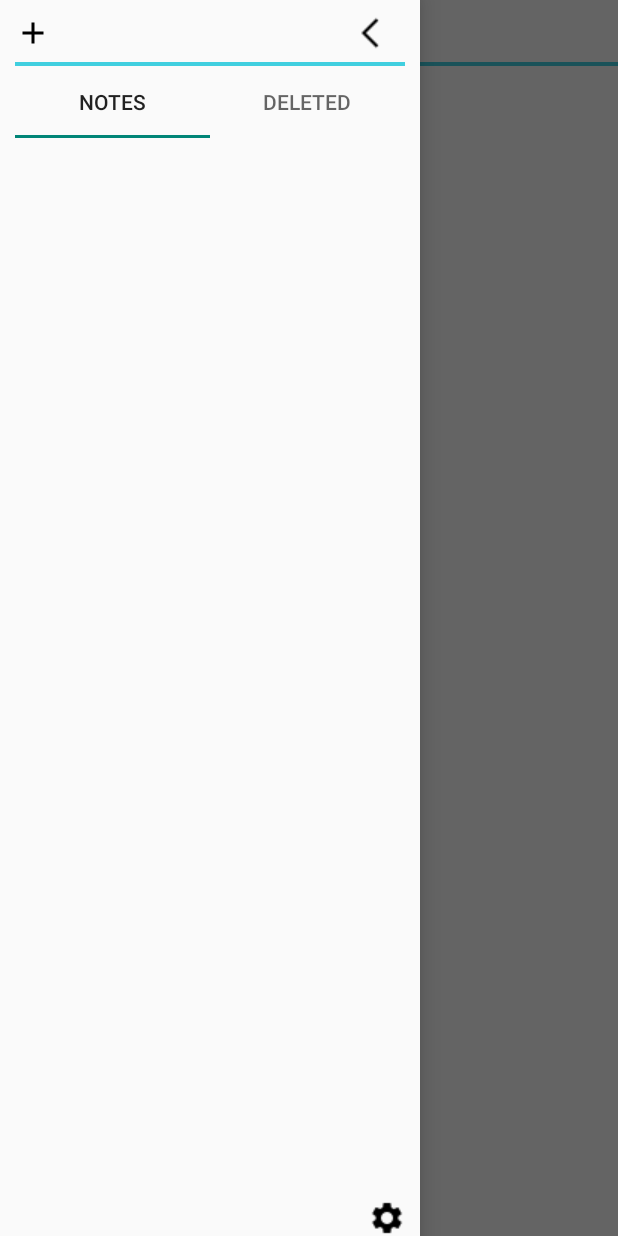
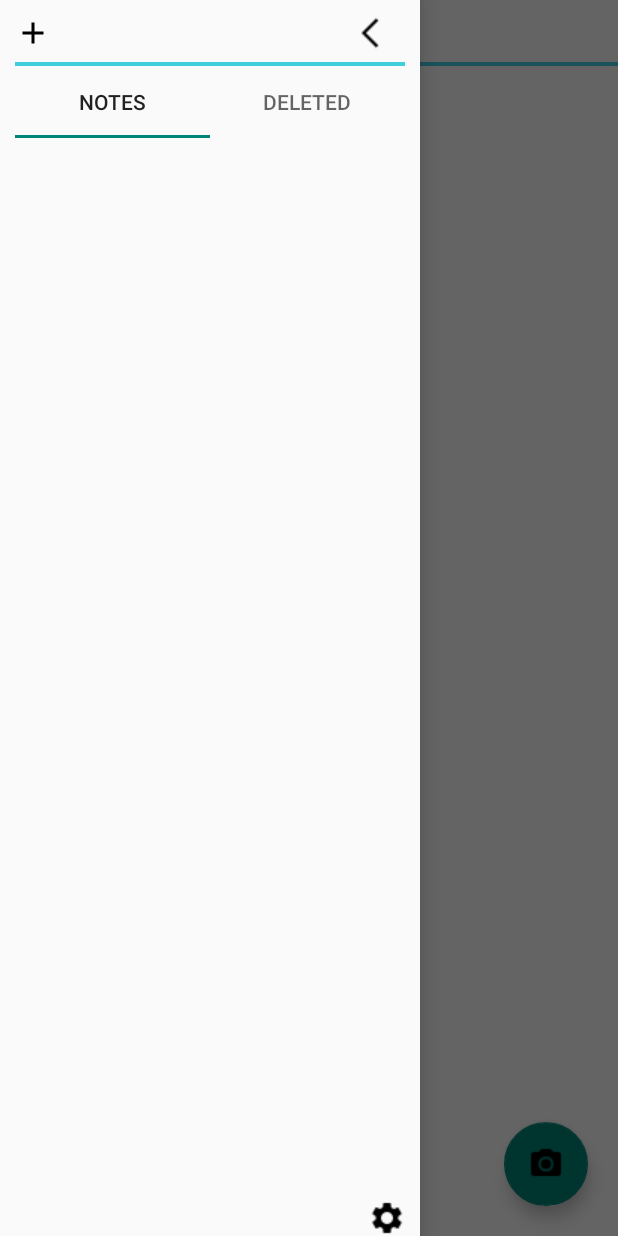
Before and after one commit to patrickcuagan/AndroidOutline, an Android app: the screen it shows after launch (MainActivity), with the side drawer open, on a phone screen of 412 x 824 dp. Run offline under Robolectric (Android 15) with nearby library versions, the phone set to English and light mode, and no system bars.

Commit message:
Added delete notifications + prepare camera button

```diff
--- a/app/src/main/AndroidManifest.xml
+++ b/app/src/main/AndroidManifest.xml
@@ -19,4 +19,8 @@
         <activity android:name=".SettingsActivity"></activity>
     </application>
 
+    <uses-permission android:name="android.permission.CAMERA" />
+    <uses-feature android:name="android.hardware.camera" android:required="false" />
+    <uses-permission android:name="android.permission.WRITE_EXTERNAL_STORAGE" />
+
 </manifest>
--- a/app/src/main/java/com/example/patrick/outline/MainActivity.java
+++ b/app/src/main/java/com/example/patrick/outline/MainActivity.java
@@ -1,8 +1,13 @@
 package com.example.patrick.outline;
+import android.content.Context;
 import android.content.Intent;
 import android.content.SharedPreferences;
+import android.content.pm.PackageManager;
+import android.hardware.Camera;
 import android.os.CountDownTimer;
 import android.preference.PreferenceManager;
+import android.support.design.widget.FloatingActionButton;
+import android.support.design.widget.Snackbar;
 import android.support.design.widget.TabLayout;
 import android.support.v4.view.GravityCompat;
 import android.support.v4.view.ViewPager;
@@ -39,6 +44,8 @@ public class MainActivity extends AppCompatActivity {
     EditText etText;
     TextView tvId;
     ImageButton ibSubmit, ibSubmitInDrawer, ibDrawer, ibCloseDrawer, ibSettings;
+
+    FloatingActionButton fabCamera;
 
     /*
         Just to be able to close navigationview with back press on system
@@ -247,9 +254,13 @@ public class MainActivity extends AppCompatActivity {
                     note.setDeleted(1);
                     dbHelper.toggleDeleteNote(note);
                     noteAdapter.changeCursor(dbHelper.getAllNotes());
+                    Snackbar.make(rvNote, "Note moved to delete pane.", Snackbar.LENGTH_LONG)
+                            .setAction("Action", null).show();
                 } else {
                     dbHelper.permanentDeleteNote(note_id);
                     noteAdapter.changeCursor(dbHelper.getAllDeletedNotes());
+                    Snackbar.make(rvNote, "Note deleted permanently.", Snackbar.LENGTH_LONG)
+                            .setAction("Action", null).show();
                 }
             }
 
@@ -268,6 +279,17 @@ public class MainActivity extends AppCompatActivity {
             public void onClick(View v) {
                 Intent i = new Intent(getBaseContext(), SettingsActivity.class);
                 startActivity(i);
+            }
+        });
+
+        /*
+            Camera Action
+         */
+        fabCamera = (FloatingActionButton) findViewById(R.id.fab);
+        fabCamera.setOnClickListener(new View.OnClickListener() {
+            @Override
+            public void onClick(View view) {
+
             }
         });
     }
--- a/app/src/main/res/layout/activity_main.xml
+++ b/app/src/main/res/layout/activity_main.xml
@@ -59,6 +59,16 @@
             >
 
         </EditText>
+
+        <android.support.design.widget.FloatingActionButton
+            android:id="@+id/fab"
+            android:layout_width="wrap_content"
+            android:layout_height="wrap_content"
+            app:srcCompat="@drawable/camera"
+            android:layout_alignParentBottom="true"
+            android:layout_alignParentRight="true"
+            android:layout_marginBottom="20dp"
+            android:layout_marginRight="20dp"/>
 
     </RelativeLayout>
 
@@ -126,7 +136,4 @@
 
     </android.support.design.widget.NavigationView>
 
-
-
-
 </android.support.v4.widget.DrawerLayout>
```
Also changed, not shown: app/src/main/res/drawable/camera.png (added).
